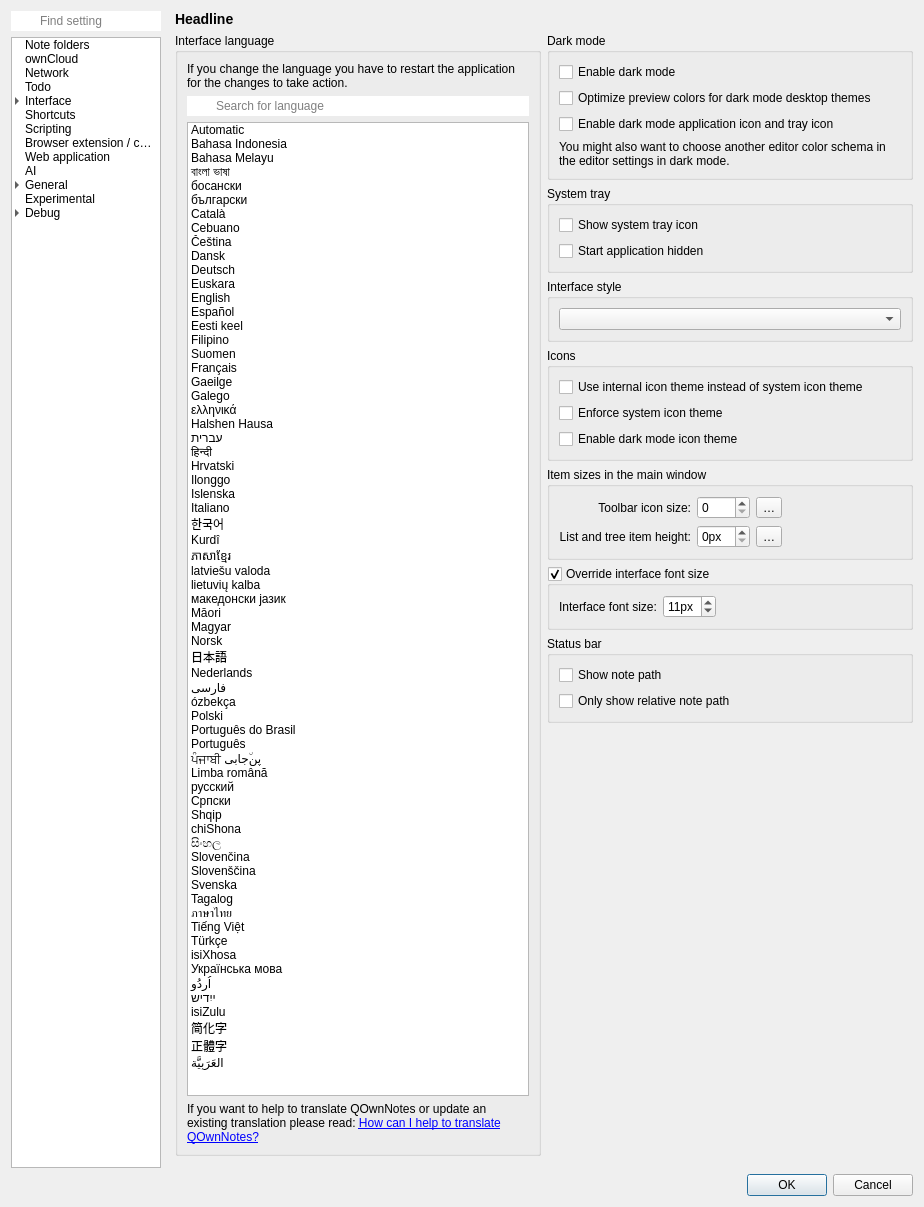
Above: src/dialogs/settingsdialog.ui from pbek/QOwnNotes before the change. Below: the same form after it.
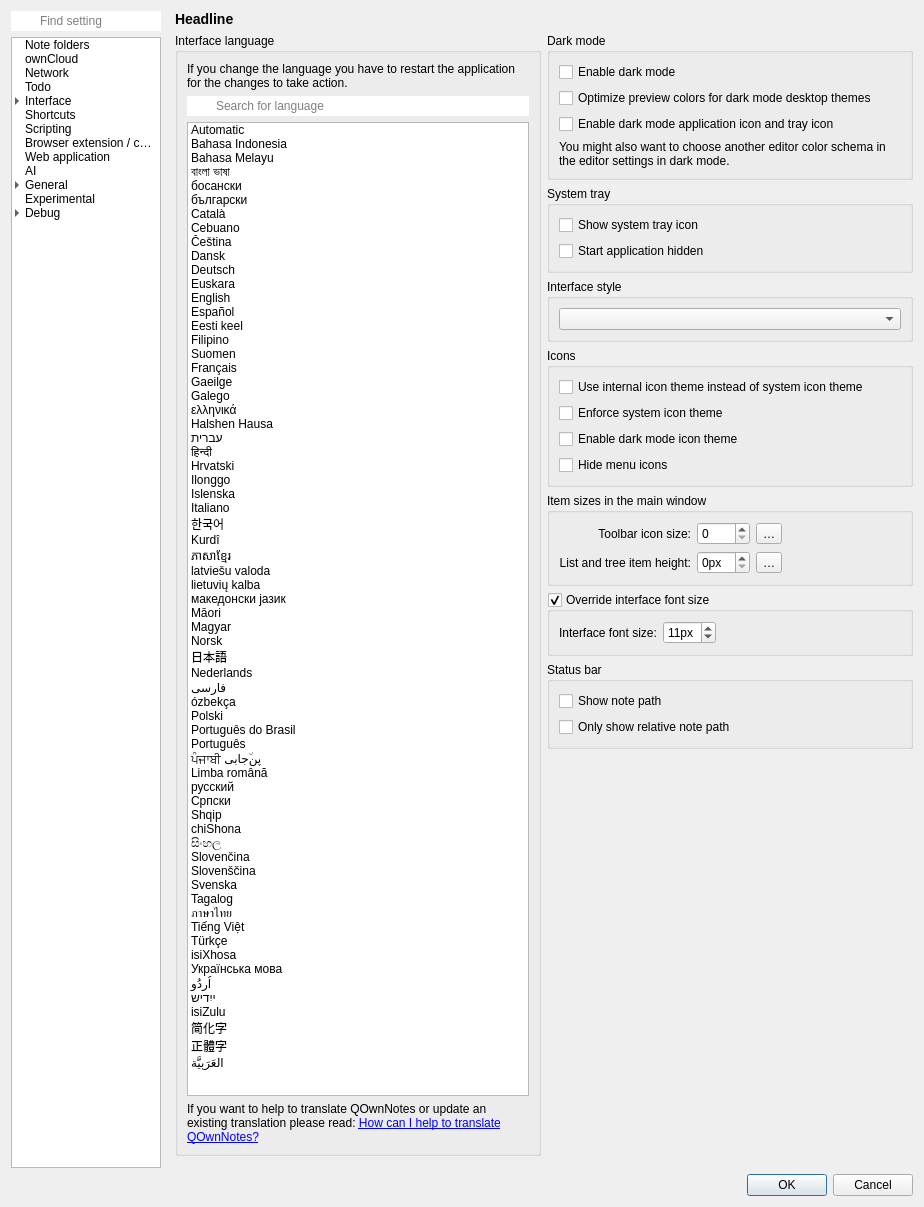
That is the form after the change. The open tabs and pages were chosen to show the change. Icons and pictures are not drawn. Custom widgets are drawn as their Qt base class.

Commit message:
Added ability to properly remove icons from menus (for a cleaner UX) (#3230)
* Added ability to properly remove icons from menus (for a cleaner UX)

* fixed redefinition

* use "hide" instead of "disable" wording

* removed legacy macOS logic

* do a class implementation in the CPP file

* updated checkbox desc in UI

* refactoring

* refactoring

* reworked macOS logic

* renamed files

* refactoring

* renamed function

* refactoring

* fixes

* fixed typos in file names

* reworked logic

* more refactoring

Patch:
```diff
--- a/src/dialogs/settingsdialog.ui
+++ b/src/dialogs/settingsdialog.ui
@@ -3209,6 +3209,16 @@
                        </property>
                       </widget>
                      </item>
+                     <item row="4" column="0">
+                      <widget class="QCheckBox" name="hideIconsInMenusCheckBox">
+                       <property name="toolTip">
+                        <string>Hide icons in menus as well as the "Find action" dialog. Requires restart to take effect</string>
+                       </property>
+                       <property name="text">
+                        <string>Hide menu icons</string>
+                       </property>
+                      </widget>
+                     </item>
                     </layout>
                    </widget>
                   </item>
```
The commit also changes 10 other files.
